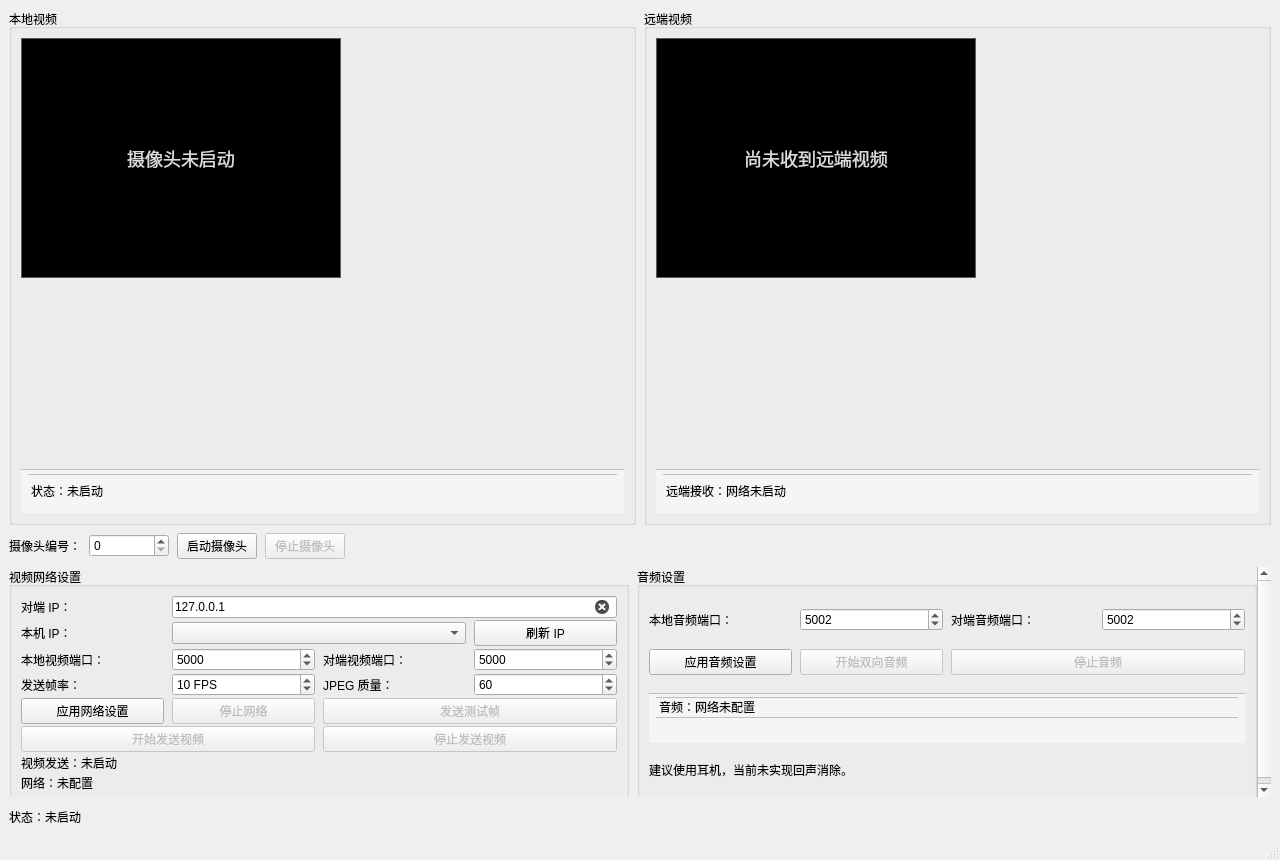
The window that mainwindow.ui (RBzhang/video_call) describes before a commit, drawn with Qt 5.
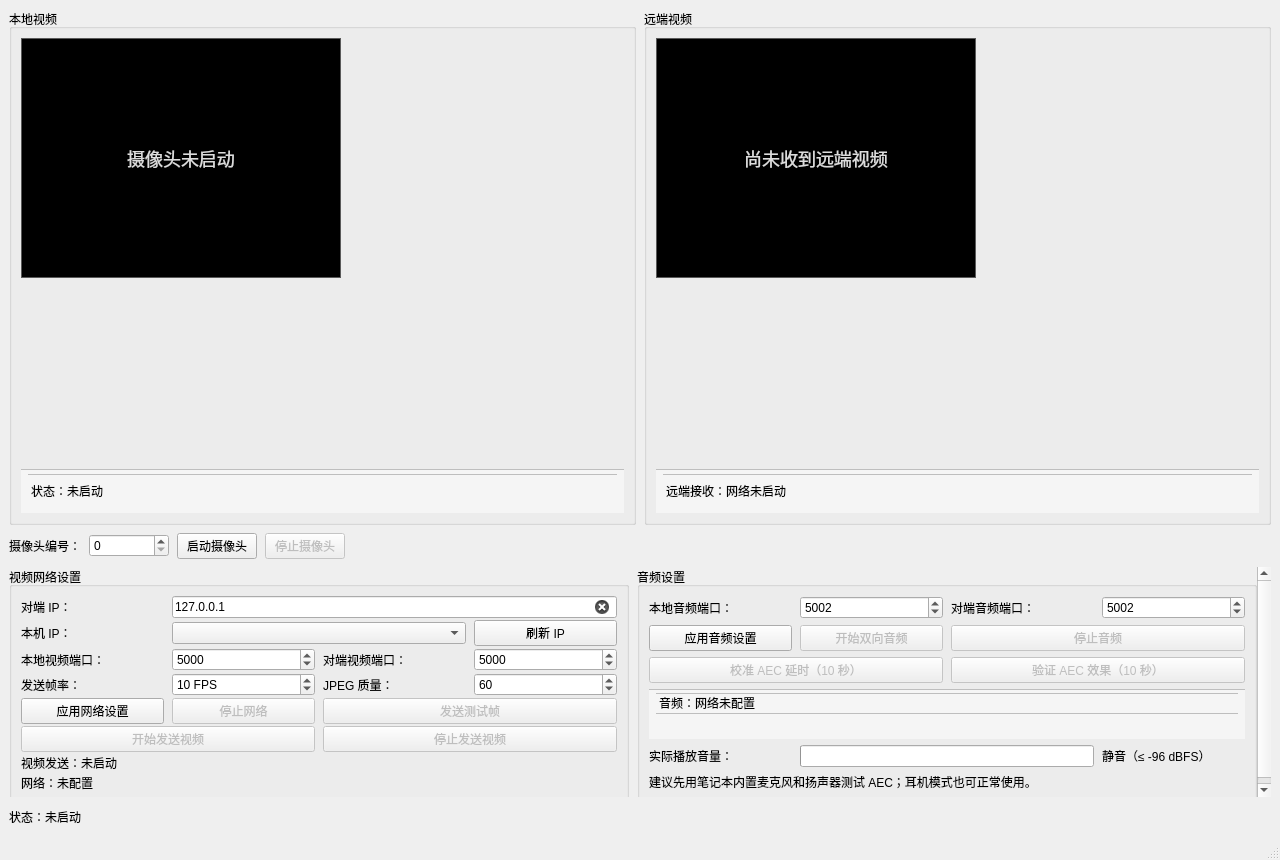
The same window after the commit. Custom widgets are drawn as their Qt base class.

```diff
--- a/mainwindow.ui
+++ b/mainwindow.ui
@@ -815,7 +815,33 @@
          </property>
         </widget>
        </item>
-       <item row="2" column="0" colspan="4">
+       <item row="2" column="0" colspan="2">
+        <widget class="QPushButton" name="playLocalAecTestToneButton">
+         <property name="enabled">
+          <bool>false</bool>
+         </property>
+         <property name="toolTip">
+          <string>播放固定 300–3000 Hz 扫频信号并采集麦克风，自动估算 0–500 ms 的本机声学延时。测试期间跳过网络播放和发送，且同一实例返回的 UDP 包会被永久丢弃，防止扬声器-麦克风自激。</string>
+         </property>
+         <property name="text">
+          <string>校准 AEC 延时（10 秒）</string>
+         </property>
+        </widget>
+       </item>
+       <item row="2" column="2" colspan="2">
+        <widget class="QPushButton" name="verifyLocalAecEffectButton">
+         <property name="enabled">
+          <bool>false</bool>
+         </property>
+         <property name="toolTip">
+          <string>播放固定扬声器参考音，同时采集真实麦克风输入并送入 WebRTC AEC3。界面将显示处理前后与参考音相关的残余回声变化；麦克风 PCM 不会发送到 UDP，也不会回放到扬声器。</string>
+         </property>
+         <property name="text">
+          <string>验证 AEC 效果（10 秒）</string>
+         </property>
+        </widget>
+       </item>
+       <item row="3" column="0" colspan="4">
         <widget class="QFrame" name="audioStatusPanel">
          <property name="minimumSize">
           <size>
@@ -926,10 +952,49 @@
          </layout>
         </widget>
        </item>
-       <item row="3" column="0" colspan="4">
+       <item row="4" column="0">
+        <widget class="QLabel" name="playbackVolumeTextLabel">
+         <property name="text">
+          <string>实际播放音量：</string>
+         </property>
+        </widget>
+       </item>
+       <item row="4" column="1" colspan="2">
+        <widget class="QProgressBar" name="playbackVolumeProgressBar">
+         <property name="minimumSize">
+          <size>
+           <width>160</width>
+           <height>0</height>
+          </size>
+         </property>
+         <property name="maximum">
+          <number>100</number>
+         </property>
+         <property name="value">
+          <number>0</number>
+         </property>
+         <property name="textVisible">
+          <bool>false</bool>
+         </property>
+        </widget>
+       </item>
+       <item row="4" column="3">
+        <widget class="QLabel" name="playbackVolumeValueLabel">
+         <property name="minimumSize">
+          <size>
+           <width>120</width>
+           <height>0</height>
+          </size>
+         </property>
+         <property name="text">
+          <string>静音（≤ -96 dBFS）</string>
+         </property>
+        </widget>
+       </item>
+       <item row="5" column="0" colspan="4">
         <widget class="QLabel" name="audioHintLabel">
          <property name="text">
-          <string>建议使用耳机，当前未实现回声消除。</string>
+          <string>建议先用笔记本内置麦克风和扬声器测试 AEC；耳机模式也可正常使用。</string>
          </property>
          <property name="sizePolicy">
           <sizepolicy hsizetype="Expanding" vsizetype="Fixed">
```
